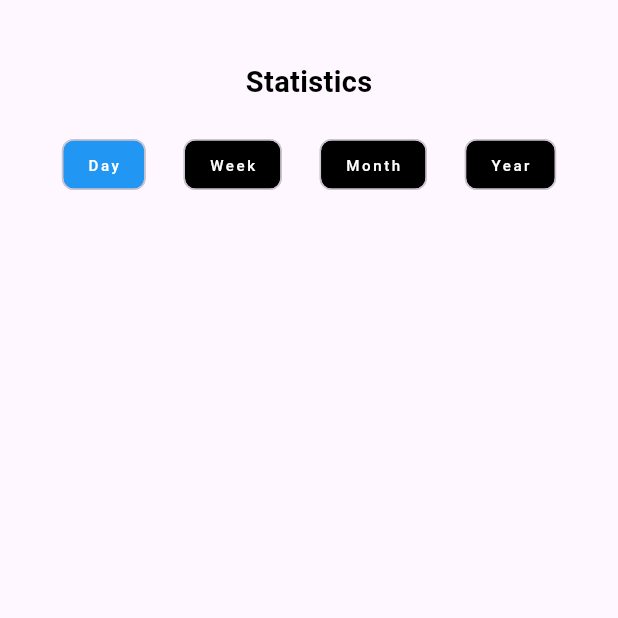
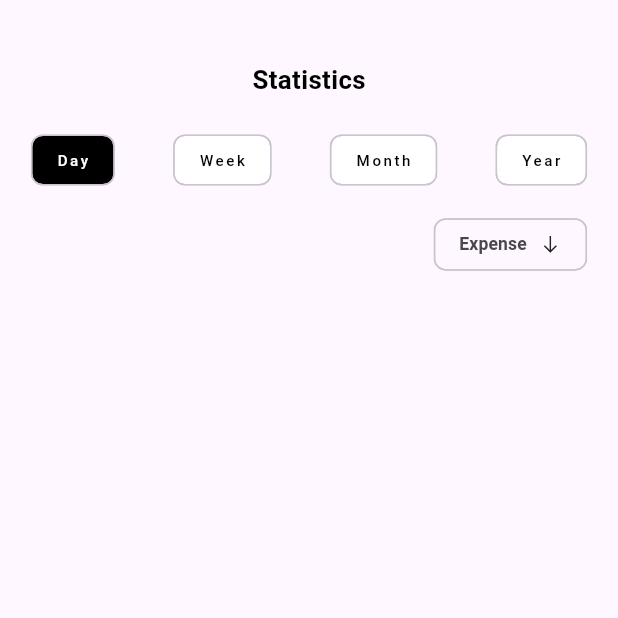
Before and after one commit to chrisokoriedev/finance_app_repo, a Flutter app: the screen it shows after launch, on a phone screen of 412 x 824 dp, the top half of it. Run offline on Flutter 3.47's test engine with Material 2 defaults, Android fonts, the phone set to English and light mode, and no system bars; our stand-ins replace flutter_riverpod, gap, line_icons, responsive_sizer.

Commit message:
update working on chart now

```diff
--- a/lib/features/statistics/statistics.dart
+++ b/lib/features/statistics/statistics.dart
@@ -2,6 +2,7 @@ import 'package:expense_app/utils/colors.dart';
 import 'package:flutter/material.dart';
 import 'package:flutter_riverpod/flutter_riverpod.dart';
 import 'package:gap/gap.dart';
+import 'package:line_icons/line_icon.dart';
 import 'package:responsive_sizer/responsive_sizer.dart';
 
 import 'model/day_model.dart';
@@ -19,21 +20,21 @@ class Statistics extends ConsumerWidget {
       body: CustomScrollView(
         slivers: [
           SliverToBoxAdapter(
+            child: Padding(
+              padding: EdgeInsets.symmetric(horizontal: 5.w),
               child: Column(
                 children: [
                   Gap(5.h),
                   Text(
                     'Statistics',
                     style: TextStyle(
-                    fontSize: 18.sp,
+                      fontSize: 17.sp,
                       color: AppColor.kBlackColor,
                       fontWeight: FontWeight.w700,
                     ),
                   ),
                   Gap(2.h),
-                Padding(
-                  padding: EdgeInsets.symmetric(horizontal: 10.w),
-                  child: Row(
+                  Row(
                     mainAxisAlignment: MainAxisAlignment.spaceBetween,
                     children: List.generate(
                       4,
@@ -42,24 +43,50 @@ class Statistics extends ConsumerWidget {
                             .read(selectedTabProvider.notifier)
                             .state = index,
                         child: Chip(
+                          elevation: 0.0,
                           backgroundColor: selectedTab == index
-                              ? Colors.blue
-                              : AppColor.kBlackColor,
+                              ? AppColor.kBlackColor
+                              : AppColor.kWhitColor,
                           label: Text(
                             dayType[index],
                             style: TextStyle(
                               fontSize: 13.sp,
                               letterSpacing: 1.7,
                               fontWeight: FontWeight.w500,
-                              color: AppColor.kWhitColor,
+                              color: selectedTab == index
+                                  ? AppColor.kWhitColor
+                                  : AppColor.kBlackColor,
                             ),
                           ),
                         ),
                       ),
                     ),
                   ),
+                  Gap(1.h),
+                  Row(
+                    mainAxisAlignment: MainAxisAlignment.end,
+                    children: [
+                      Chip(
+                        label: Row(
+                          children: [
+                            Text(
+                              'Expense',
+                              style: TextStyle(
+                                fontSize: 14.sp,
+                                fontWeight: FontWeight.bold,
+                              ),
+                            ),
+                            Gap(2.w),
+                            LineIcon.arrowDown(
+                              size: 15.px,
+                            )
+                          ],
+                        ),
                       ),
                     ],
+                  )
+                ],
+              ),
             ),
           ),
         ],
--- a/pubspec.yaml
+++ b/pubspec.yaml
@@ -22,6 +22,7 @@ dependencies:
   hive:
   line_icons: ^2.0.3
   flutter_riverpod: ^2.3.6
+  syncfusion_flutter_charts: ^22.2.5
 
 dev_dependencies:
   flutter_test:
```
Also changed, not shown: pubspec.lock. Lines whose indentation alone changed are shown as unchanged.
